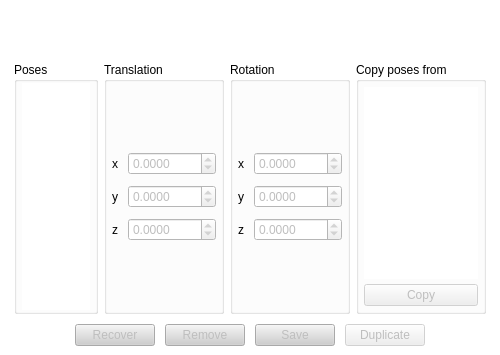
This is src/view/poseeditor/poseeditor.ui in florianblume/6d-pat as Qt 5 draws it before an edit. The edited form follows.
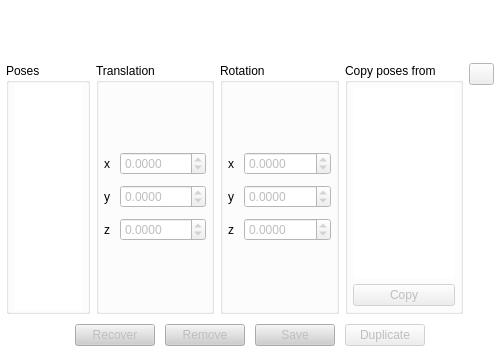
This is the edited form.

Commit message: Intermediate commit. Rotation in PoseEditor is not yet working. Need to refactor arc ball rotation into separate class

The edit to the form file:
```diff
--- a/src/view/poseeditor/poseeditor.ui
+++ b/src/view/poseeditor/poseeditor.ui
@@ -86,7 +86,10 @@
   <property name="autoFillBackground">
    <bool>true</bool>
   </property>
-  <layout class="QGridLayout" name="gridLayout">
+  <layout class="QVBoxLayout" name="verticalLayout">
+   <property name="spacing">
+    <number>0</number>
+   </property>
    <property name="leftMargin">
     <number>0</number>
    </property>
@@ -99,10 +102,43 @@
    <property name="bottomMargin">
     <number>0</number>
    </property>
-   <property name="spacing">
-    <number>0</number>
-   </property>
-   <item row="3" column="0" colspan="2">
+   <item>
+    <widget class="QFrame" name="graphicsContainer">
+     <property name="sizePolicy">
+      <sizepolicy hsizetype="Preferred" vsizetype="Preferred">
+       <horstretch>0</horstretch>
+       <verstretch>5</verstretch>
+      </sizepolicy>
+     </property>
+     <property name="frameShape">
+      <enum>QFrame::NoFrame</enum>
+     </property>
+     <property name="frameShadow">
+      <enum>QFrame::Plain</enum>
+     </property>
+     <property name="lineWidth">
+      <number>0</number>
+     </property>
+     <layout class="QHBoxLayout" name="horizontalLayout_2">
+      <property name="spacing">
+       <number>10</number>
+      </property>
+      <property name="leftMargin">
+       <number>10</number>
+      </property>
+      <property name="topMargin">
+       <number>10</number>
+      </property>
+      <property name="rightMargin">
+       <number>10</number>
+      </property>
+      <property name="bottomMargin">
+       <number>10</number>
+      </property>
+     </layout>
+    </widget>
+   </item>
+   <item>
     <widget class="QFrame" name="frameMainControls">
      <property name="sizePolicy">
       <sizepolicy hsizetype="Expanding" vsizetype="Fixed">
@@ -122,7 +158,10 @@
      <property name="frameShadow">
       <enum>QFrame::Plain</enum>
      </property>
-     <layout class="QGridLayout" name="gridLayout_2">
+     <layout class="QVBoxLayout" name="verticalLayout_3">
+      <property name="spacing">
+       <number>0</number>
+      </property>
       <property name="leftMargin">
        <number>0</number>
       </property>
@@ -135,10 +174,50 @@
       <property name="bottomMargin">
        <number>9</number>
       </property>
-      <property name="spacing">
-       <number>0</number>
-      </property>
-      <item row="1" column="0">
+      <item>
+       <widget class="QFrame" name="frame_7">
+        <property name="minimumSize">
+         <size>
+          <width>0</width>
+          <height>0</height>
+         </size>
+        </property>
+        <property name="frameShape">
+         <enum>QFrame::NoFrame</enum>
+        </property>
+        <property name="frameShadow">
+         <enum>QFrame::Plain</enum>
+        </property>
+        <property name="lineWidth">
+         <number>0</number>
+        </property>
+        <layout class="QHBoxLayout" name="horizontalLayout">
+         <property name="bottomMargin">
+          <number>20</number>
+         </property>
+         <item>
+          <widget class="QLabel" name="labelMousePosition">
+           <property name="sizePolicy">
+            <sizepolicy hsizetype="Preferred" vsizetype="Preferred">
+             <horstretch>30</horstretch>
+             <verstretch>0</verstretch>
+            </sizepolicy>
+           </property>
+           <property name="lineWidth">
+            <number>0</number>
+           </property>
+           <property name="text">
+            <string/>
+           </property>
+           <property name="alignment">
+            <set>Qt::AlignCenter</set>
+           </property>
+          </widget>
+         </item>
+        </layout>
+       </widget>
+      </item>
+      <item>
        <widget class="QFrame" name="frameControls">
         <property name="sizePolicy">
          <sizepolicy hsizetype="Expanding" vsizetype="Preferred">
@@ -680,26 +759,7 @@
             <property name="spacing">
              <number>5</number>
             </property>
-            <item row="0" column="0">
-             <widget class="QListView" name="listViewImages">
-              <property name="frameShape">
-               <enum>QFrame::NoFrame</enum>
-              </property>
-              <property name="frameShadow">
-               <enum>QFrame::Plain</enum>
-              </property>
-              <property name="lineWidth">
-               <number>0</number>
-              </property>
-              <property name="editTriggers">
-               <set>QAbstractItemView::NoEditTriggers</set>
-              </property>
-              <property name="showDropIndicator" stdset="0">
-               <bool>false</bool>
-              </property>
-             </widget>
-            </item>
-            <item row="1" column="0">
+            <item row="2" column="0">
              <widget class="QPushButton" name="buttonCopy">
               <property name="enabled">
                <bool>false</bool>
@@ -715,6 +775,90 @@
               </property>
              </widget>
             </item>
+            <item row="1" column="0">
+             <widget class="QListView" name="listViewImages">
+              <property name="frameShape">
+               <enum>QFrame::NoFrame</enum>
+              </property>
+              <property name="frameShadow">
+               <enum>QFrame::Plain</enum>
+              </property>
+              <property name="lineWidth">
+               <number>0</number>
+              </property>
+              <property name="editTriggers">
+               <set>QAbstractItemView::NoEditTriggers</set>
+              </property>
+              <property name="showDropIndicator" stdset="0">
+               <bool>false</bool>
+              </property>
+             </widget>
+            </item>
+           </layout>
+          </widget>
+         </item>
+         <item>
+          <widget class="QFrame" name="frame_9">
+           <property name="minimumSize">
+            <size>
+             <width>25</width>
+             <height>0</height>
+            </size>
+           </property>
+           <property name="frameShape">
+            <enum>QFrame::NoFrame</enum>
+           </property>
+           <property name="frameShadow">
+            <enum>QFrame::Plain</enum>
+           </property>
+           <property name="lineWidth">
+            <number>0</number>
+           </property>
+           <layout class="QGridLayout" name="gridLayout">
+            <property name="leftMargin">
+             <number>0</number>
+            </property>
+            <property name="topMargin">
+             <number>0</number>
+            </property>
+            <property name="rightMargin">
+             <number>0</number>
+            </property>
+            <property name="bottomMargin">
+             <number>0</number>
+            </property>
+            <property name="spacing">
+             <number>0</number>
+            </property>
+            <item row="0" column="0">
+             <widget class="QPushButton" name="buttonReset3DScene">
+              <property name="maximumSize">
+               <size>
+                <width>30</width>
+                <height>16777215</height>
+               </size>
+              </property>
+              <property name="toolTip">
+               <string>Reset the rotation and translation of the object model.</string>
+              </property>
+              <property name="text">
+               <string/>
+              </property>
+             </widget>
+            </item>
+            <item row="1" column="0">
+             <widget class="QFrame" name="frame_10">
+              <property name="frameShape">
+               <enum>QFrame::NoFrame</enum>
+              </property>
+              <property name="frameShadow">
+               <enum>QFrame::Plain</enum>
+              </property>
+              <property name="lineWidth">
+               <number>0</number>
+              </property>
+             </widget>
+            </item>
            </layout>
           </widget>
          </item>
@@ -737,7 +881,7 @@
         </layout>
        </widget>
       </item>
-      <item row="2" column="0">
+      <item>
        <widget class="QFrame" name="frameButtons">
         <property name="frameShape">
          <enum>QFrame::NoFrame</enum>
@@ -1157,42 +1301,6 @@
      </layout>
     </widget>
    </item>
-   <item row="0" column="0" colspan="2">
-    <widget class="QFrame" name="graphicsContainer">
-     <property name="sizePolicy">
-      <sizepolicy hsizetype="Preferred" vsizetype="Preferred">
-       <horstretch>0</horstretch>
-       <verstretch>5</verstretch>
-      </sizepolicy>
-     </property>
-     <property name="frameShape">
-      <enum>QFrame::NoFrame</enum>
-     </property>
-     <property name="frameShadow">
-      <enum>QFrame::Plain</enum>
-     </property>
-     <property name="lineWidth">
-      <number>0</number>
-     </property>
-     <layout class="QHBoxLayout" name="horizontalLayout_2">
-      <property name="spacing">
-       <number>10</number>
-      </property>
-      <property name="leftMargin">
-       <number>10</number>
-      </property>
-      <property name="topMargin">
-       <number>10</number>
-      </property>
-      <property name="rightMargin">
-       <number>10</number>
-      </property>
-      <property name="bottomMargin">
-       <number>10</number>
-      </property>
-     </layout>
-    </widget>
-   </item>
   </layout>
  </widget>
  <resources/>
```
Left out of the diff: 17 changed lines with no effect on the pictures. The commit also changes 10 other files.
